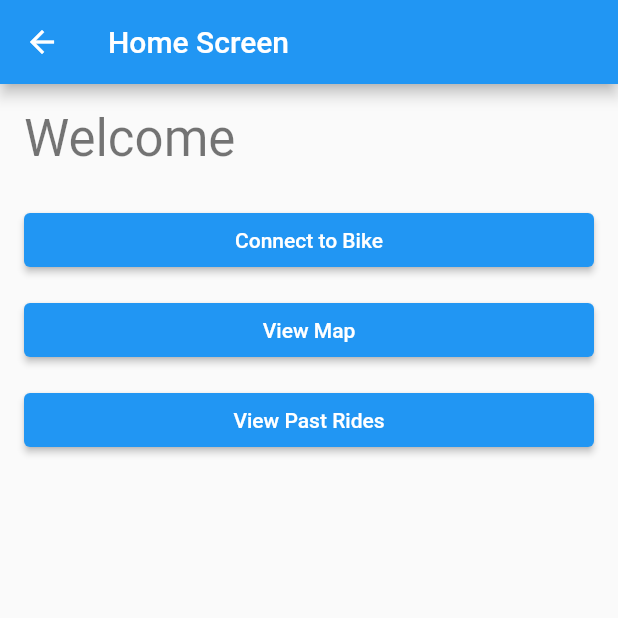
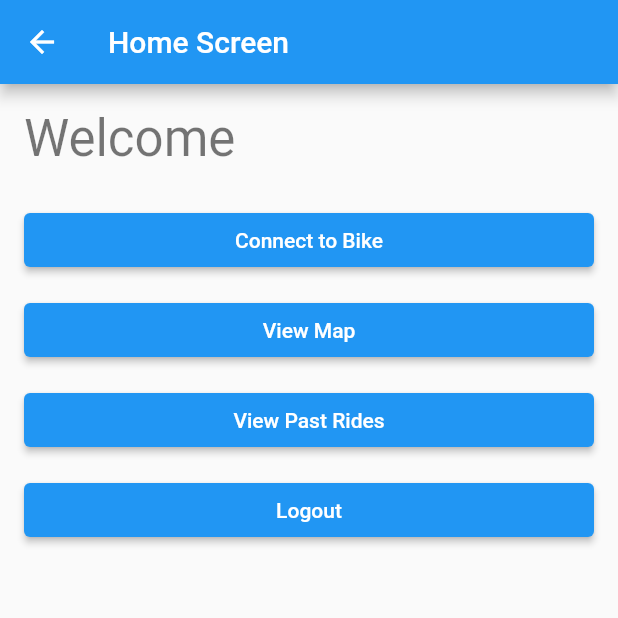
Before and after one commit to isaacxj/Skid-app, a Flutter app: the HomeScreen screen opened by its route, on a phone screen of 412 x 824 dp, the top half of it. Run offline on Flutter 3.47's test engine with Material 2 defaults, Android fonts, the phone set to English and light mode, and no system bars; our stand-ins replace cloud_firestore, firebase_auth, firebase_core, geolocator, google_maps_flutter, google_sign_in; missing offline and left inert: flutter_polyline_points, polyline; accounts and stored records are empty.

Commit message:
Created user and signout
User's name and collection in database is now intialized. Can logout from home.

```diff
--- a/skid/lib/screens/home_screen.dart
+++ b/skid/lib/screens/home_screen.dart
@@ -1,7 +1,7 @@
 import 'package:flutter/material.dart';
 import 'package:firebase_auth/firebase_auth.dart';
 import 'package:skid/screens/map_view_screen.dart';
-
+import 'package:skid/services/authentication_service.dart';
 
 class HomeScreen extends StatefulWidget {
   @override
@@ -11,7 +11,7 @@ class HomeScreen extends StatefulWidget {
 class _HomeScreenState extends State<HomeScreen> {
   User? _user;
   String _userName = '';
-
+  final _authService = AuthenticationService();
   @override
   void initState() {
     super.initState();
@@ -49,10 +49,9 @@ class _HomeScreenState extends State<HomeScreen> {
               onPressed: () {
                 // Implement navigation to the map screen
                 Navigator.push(
-              context,
-              MaterialPageRoute(builder: (context) => MapViewScreen()),
-);
-
+                  context,
+                  MaterialPageRoute(builder: (context) => MapViewScreen()),
+                );
               },
               child: Text('View Map'),
             ),
@@ -63,6 +62,15 @@ class _HomeScreenState extends State<HomeScreen> {
               },
               child: Text('View Past Rides'),
             ),
+            SizedBox(height: 12),
+            ElevatedButton(
+              onPressed: () async {
+                // Implement navigation to the past rides screen
+                await _authService.signOut();
+                Navigator.pushReplacementNamed(context, '/login');
+              },
+              child: Text('Logout'),
+            ),
           ],
         ),
       ),
--- a/skid/pubspec.yaml
+++ b/skid/pubspec.yaml
@@ -40,7 +40,7 @@ dependencies:
   flutter_polyline_points: ^1.0.0
   polyline: ^1.0.2
   location: ^4.3.0
-  flutter_blue: ^0.8.0
+  #flutter_blue: ^0.8.0
 
   # The following adds the Cupertino Icons font to your application.
   # Use with the CupertinoIcons class for iOS style icons.
```
Also changed, not shown: skid/lib/screens/login_screen.dart (+11 -5 lines), skid/lib/screens/signup_screen.dart (+22 -6 lines), skid/lib/services/authentication_service.dart (+21 -3 lines), skid/pubspec.lock, 7 other files.
